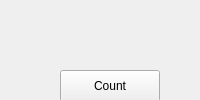
Qt form mainwindow.ui (elinapihlajaoja/Olio-ohjelmointi) before a commit.
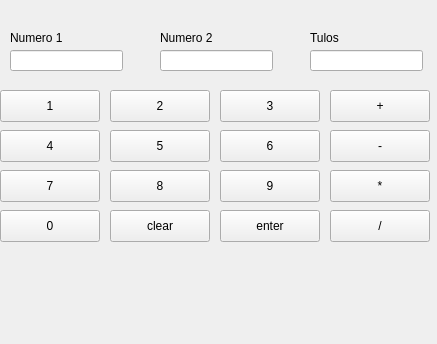
The same form after that commit.

The edit to the form file:
```diff
--- a/mainwindow.ui
+++ b/mainwindow.ui
@@ -2,49 +2,295 @@
 <ui version="4.0">
  <class>MainWindow</class>
  <widget class="QMainWindow" name="MainWindow">
+  <property name="geometry">
+   <rect>
+    <x>0</x>
+    <y>0</y>
+    <width>437</width>
+    <height>344</height>
+   </rect>
+  </property>
   <property name="windowTitle">
    <string>MainWindow</string>
   </property>
   <widget class="QWidget" name="centralwidget">
-   <widget class="QPushButton" name="LisaaNappi">
+   <widget class="QLineEdit" name="num1">
     <property name="geometry">
      <rect>
-      <x>60</x>
-      <y>70</y>
+      <x>10</x>
+      <y>50</y>
+      <width>113</width>
+      <height>21</height>
+     </rect>
+    </property>
+   </widget>
+   <widget class="QLineEdit" name="num2">
+    <property name="geometry">
+     <rect>
+      <x>160</x>
+      <y>50</y>
+      <width>113</width>
+      <height>21</height>
+     </rect>
+    </property>
+   </widget>
+   <widget class="QLineEdit" name="result">
+    <property name="geometry">
+     <rect>
+      <x>310</x>
+      <y>50</y>
+      <width>113</width>
+      <height>21</height>
+     </rect>
+    </property>
+   </widget>
+   <widget class="QLabel" name="Numero1">
+    <property name="geometry">
+     <rect>
+      <x>10</x>
+      <y>30</y>
+      <width>58</width>
+      <height>16</height>
+     </rect>
+    </property>
+    <property name="text">
+     <string>Numero 1</string>
+    </property>
+   </widget>
+   <widget class="QLabel" name="Numero2">
+    <property name="geometry">
+     <rect>
+      <x>160</x>
+      <y>30</y>
+      <width>58</width>
+      <height>16</height>
+     </rect>
+    </property>
+    <property name="text">
+     <string>Numero 2</string>
+    </property>
+   </widget>
+   <widget class="QLabel" name="Tulos">
+    <property name="geometry">
+     <rect>
+      <x>310</x>
+      <y>30</y>
+      <width>58</width>
+      <height>16</height>
+     </rect>
+    </property>
+    <property name="text">
+     <string>Tulos</string>
+    </property>
+   </widget>
+   <widget class="QPushButton" name="N1">
+    <property name="geometry">
+     <rect>
+      <x>0</x>
+      <y>90</y>
       <width>100</width>
       <height>32</height>
      </rect>
     </property>
     <property name="text">
-     <string>Count</string>
+     <string>1</string>
     </property>
    </widget>
    <widget class="QPushButton" name="ResetNappi">
     <property name="geometry">
      <rect>
-      <x>60</x>
-      <y>120</y>
+      <x>110</x>
+      <y>90</y>
       <width>100</width>
       <height>32</height>
      </rect>
     </property>
     <property name="text">
-     <string>Reset</string>
+     <string>2</string>
     </property>
    </widget>
-   <widget class="QLineEdit" name="numeroNaytto">
+   <widget class="QPushButton" name="N3">
     <property name="geometry">
      <rect>
-      <x>200</x>
-      <y>100</y>
-      <width>113</width>
-      <height>21</height>
+      <x>220</x>
+      <y>90</y>
+      <width>100</width>
+      <height>32</height>
+     </rect>
+    </property>
+    <property name="text">
+     <string>3</string>
+    </property>
+   </widget>
+   <widget class="QPushButton" name="add">
+    <property name="geometry">
+     <rect>
+      <x>330</x>
+      <y>90</y>
+      <width>100</width>
+      <height>32</height>
+     </rect>
+    </property>
+    <property name="text">
+     <string>+</string>
+    </property>
+   </widget>
+   <widget class="QPushButton" name="N4">
+    <property name="geometry">
+     <rect>
+      <x>0</x>
+      <y>130</y>
+      <width>100</width>
+      <height>32</height>
+     </rect>
+    </property>
+    <property name="text">
+     <string>4</string>
+    </property>
+   </widget>
+   <widget class="QPushButton" name="N5">
+    <property name="geometry">
+     <rect>
+      <x>110</x>
+      <y>130</y>
+      <width>100</width>
+      <height>32</height>
+     </rect>
+    </property>
+    <property name="text">
+     <string>5</string>
+    </property>
+   </widget>
+   <widget class="QPushButton" name="N6">
+    <property name="geometry">
+     <rect>
+      <x>220</x>
+      <y>130</y>
+      <width>100</width>
+      <height>32</height>
+     </rect>
+    </property>
+    <property name="text">
+     <string>6</string>
+    </property>
+   </widget>
+   <widget class="QPushButton" name="N7">
+    <property name="geometry">
+     <rect>
+      <x>0</x>
+      <y>170</y>
+      <width>100</width>
+      <height>32</height>
+     </rect>
+    </property>
+    <property name="text">
+     <string>7</string>
+    </property>
+   </widget>
+   <widget class="QPushButton" name="N8">
+    <property name="geometry">
+     <rect>
+      <x>110</x>
+      <y>170</y>
+      <width>100</width>
+      <height>32</height>
+     </rect>
+    </property>
+    <property name="text">
+     <string>8</string>
+    </property>
+   </widget>
+   <widget class="QPushButton" name="N9">
+    <property name="geometry">
+     <rect>
+      <x>220</x>
+      <y>170</y>
+      <width>100</width>
+      <height>32</height>
+     </rect>
+    </property>
+    <property name="text">
+     <string>9</string>
+    </property>
+   </widget>
+   <widget class="QPushButton" name="sub">
+    <property name="geometry">
+     <rect>
+      <x>330</x>
+      <y>130</y>
+      <width>100</width>
+      <height>32</height>
+     </rect>
+    </property>
+    <property name="text">
+     <string>-</string>
+    </property>
+   </widget>
+   <widget class="QPushButton" name="mul">
+    <property name="geometry">
+     <rect>
+      <x>330</x>
+      <y>170</y>
+      <width>100</width>
+      <height>32</height>
+     </rect>
+    </property>
+    <property name="text">
+     <string>*</string>
+    </property>
+   </widget>
+   <widget class="QPushButton" name="N0">
+    <property name="geometry">
+     <rect>
+      <x>0</x>
+      <y>210</y>
+      <width>100</width>
+      <height>32</height>
      </rect>
     </property>
     <property name="text">
      <string>0</string>
     </property>
    </widget>
+   <widget class="QPushButton" name="clear">
+    <property name="geometry">
+     <rect>
+      <x>110</x>
+      <y>210</y>
+      <width>100</width>
+      <height>32</height>
+     </rect>
+    </property>
+    <property name="text">
+     <string>clear</string>
+    </property>
+   </widget>
+   <widget class="QPushButton" name="enter">
+    <property name="geometry">
+     <rect>
+      <x>220</x>
+      <y>210</y>
+      <width>100</width>
+      <height>32</height>
+     </rect>
+    </property>
+    <property name="text">
+     <string>enter</string>
+    </property>
+   </widget>
+   <widget class="QPushButton" name="div">
+    <property name="geometry">
+     <rect>
+      <x>330</x>
+      <y>210</y>
+      <width>100</width>
+      <height>32</height>
+     </rect>
+    </property>
+    <property name="text">
+     <string>/</string>
+    </property>
+   </widget>
   </widget>
  </widget>
  <resources/>
```
Left out of the diff: 2 changed lines with no effect on the pictures.
